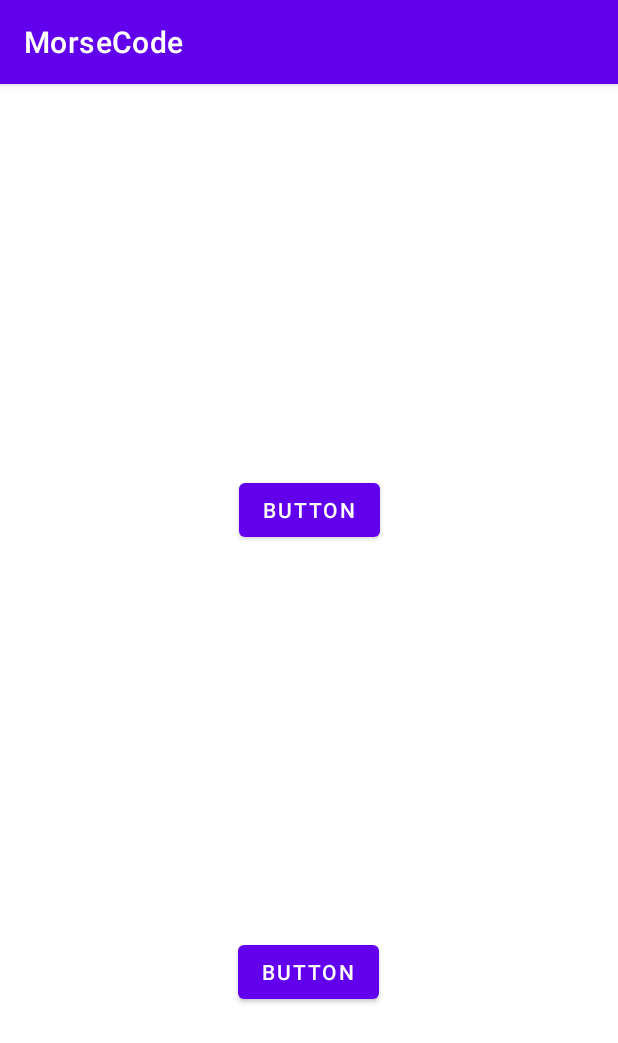
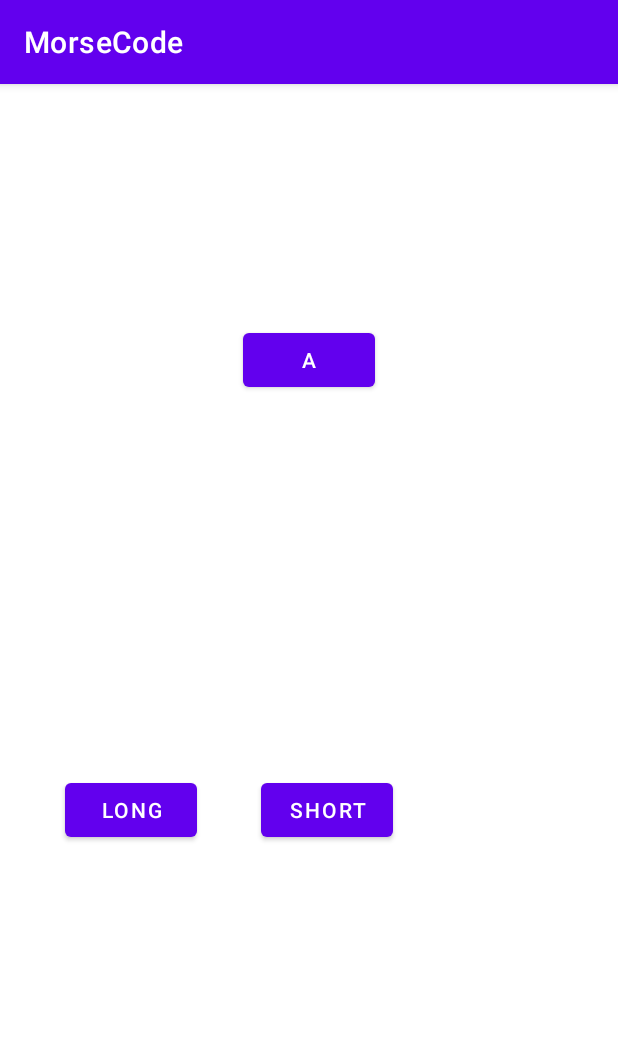
Before and after one commit to AdamBarvesten/MorseCode, an Android app: the Vibration screen opened directly, with no data from a screen before it, on a phone screen of 412 x 824 dp. Shown: the top 1043 px of the screen. Run offline under Robolectric (Android 15) with nearby library versions, the light colour scheme and no system bars.

Commit message:
vibration

```diff
--- a/app/src/main/java/com/example/morsecode/FirstFragment.java
+++ b/app/src/main/java/com/example/morsecode/FirstFragment.java
@@ -1,6 +1,8 @@
 package com.example.morsecode;
 
+import android.content.Intent;
 import android.os.Bundle;
+import android.os.Vibrator;
 import android.view.LayoutInflater;
 import android.view.View;
 import android.view.ViewGroup;
@@ -25,15 +27,26 @@ public class FirstFragment extends Fragment {
         return binding.getRoot();
 
     }
+    public void startAccelerometer() {
+        Intent intent = new Intent(this.getActivity(), Vibration.class);
+        startActivity(intent);
+    }
 
     public void onViewCreated(@NonNull View view, Bundle savedInstanceState) {
         super.onViewCreated(view, savedInstanceState);
 
-        binding.buttonFirst.setOnClickListener(new View.OnClickListener() {
+        /*binding.buttonFirst.setOnClickListener(new View.OnClickListener() {
             @Override
             public void onClick(View view) {
                 NavHostFragment.findNavController(FirstFragment.this)
                         .navigate(R.id.action_FirstFragment_to_SecondFragment);
+            }
+        });*/
+
+        view.findViewById(R.id.button_first).setOnClickListener(new View.OnClickListener() {
+            @Override
+            public void onClick(View view) {
+                startAccelerometer();
             }
         });
     }
--- a/app/src/main/java/com/example/morsecode/Vibration.java
+++ b/app/src/main/java/com/example/morsecode/Vibration.java
@@ -3,16 +3,16 @@ package com.example.morsecode;
 import androidx.appcompat.app.AppCompatActivity;
 
 import android.annotation.SuppressLint;
-import android.hardware.Sensor;
-import android.hardware.SensorEvent;
-import android.hardware.SensorEventListener;
 import android.os.Bundle;
 import android.os.Vibrator;
 import android.view.View;
 import android.widget.Button;
 
 public class Vibration extends AppCompatActivity {
-    Button btVibrate;
+    Button shortVibrate;
+    Button longVibrate;
+
+    Button letter;
     Vibrator vibrator;
 
     @SuppressLint("MissingInflatedId")
@@ -21,15 +21,34 @@ public class Vibration extends AppCompatActivity {
         super.onCreate(savedInstanceState);
         setContentView(R.layout.activity_vibration);
 
-       btVibrate = findViewById(R.id.bt_vibrate);
+       shortVibrate = findViewById(R.id.short_vibrate);
+       longVibrate = findViewById(R.id.long_vibrate);
+       letter = findViewById(R.id.letters);
        vibrator = (Vibrator) getSystemService(VIBRATOR_SERVICE);
 
-       btVibrate.setOnClickListener(new View.OnClickListener() {
+
+       shortVibrate.setOnClickListener(new View.OnClickListener() {
            @Override
            public void onClick(View view) {
-               vibrator.vibrate(1000);
+               vibrator.vibrate(200);
            }
        });
+
+        longVibrate.setOnClickListener(new View.OnClickListener() {
+            @Override
+            public void onClick(View view) {
+                vibrator.vibrate(500);
+            }
+        });
+
+        letter.setOnClickListener(new View.OnClickListener() {
+            @Override
+            public void onClick(View view) {
+                vibrator.vibrate(200);
+
+                vibrator.vibrate(500);
+            }
+        });
 
     }
 
--- a/app/src/main/res/layout/activity_vibration.xml
+++ b/app/src/main/res/layout/activity_vibration.xml
@@ -7,22 +7,34 @@
     tools:context=".Vibration">
 
     <Button
-        android:id="@+id/bt_vibrate"
+        android:id="@+id/short_vibrate"
         android:layout_width="wrap_content"
         android:layout_height="wrap_content"
-        android:layout_marginBottom="152dp"
-        android:text="Button"
+        android:layout_marginTop="200dp"
+        android:layout_marginEnd="150dp"
+        android:text="Short"
         app:layout_constraintBottom_toBottomOf="parent"
         app:layout_constraintEnd_toEndOf="parent"
-        app:layout_constraintHorizontal_bias="0.498"
-        app:layout_constraintStart_toStartOf="parent" />
+        app:layout_constraintTop_toTopOf="parent" />
 
     <Button
-        android:id="@+id/letter"
+        android:id="@+id/long_vibrate"
         android:layout_width="wrap_content"
         android:layout_height="wrap_content"
-        android:text="Button"
-        app:layout_constraintBottom_toTopOf="@+id/bt_vibrate"
+        android:layout_marginTop="200dp"
+        android:text="Long"
+        app:layout_constraintBottom_toBottomOf="parent"
+        app:layout_constraintEnd_toStartOf="@+id/short_vibrate"
+        app:layout_constraintStart_toStartOf="parent"
+        app:layout_constraintTop_toTopOf="parent" />
+
+    <Button
+        android:id="@+id/letters"
+        android:layout_width="wrap_content"
+        android:layout_height="wrap_content"
+        android:layout_marginBottom="400dp"
+        android:text="A"
+        app:layout_constraintBottom_toBottomOf="parent"
         app:layout_constraintEnd_toEndOf="parent"
         app:layout_constraintStart_toStartOf="parent"
         app:layout_constraintTop_toTopOf="parent" />
```
